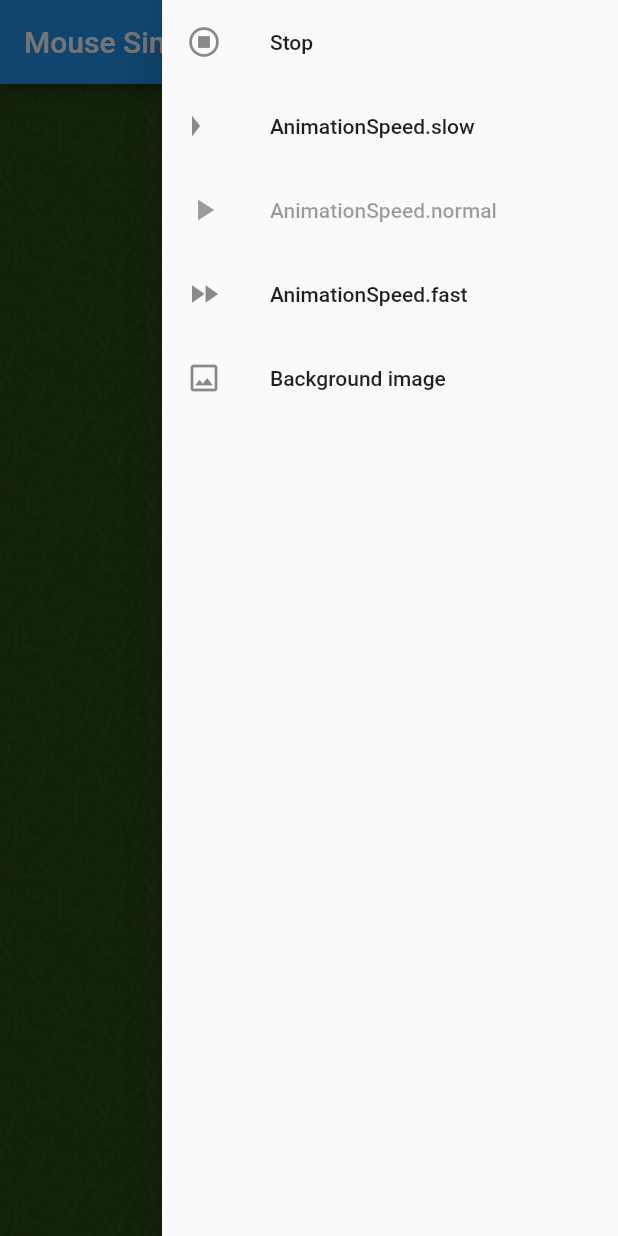
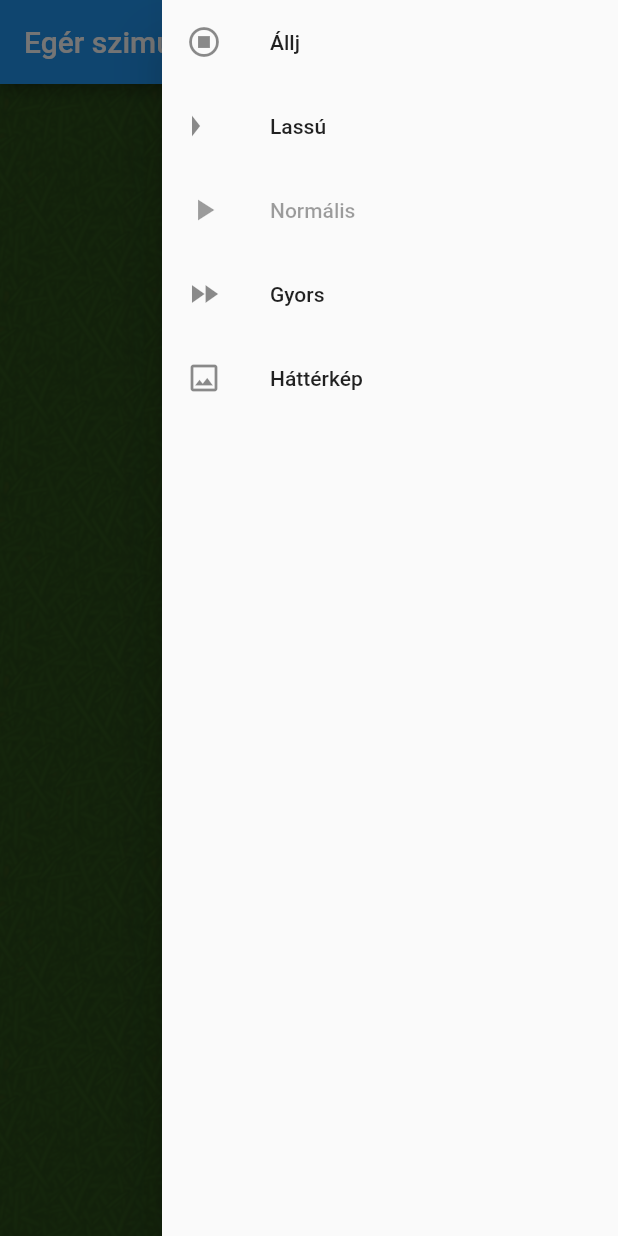
Before and after one commit to devviktoria/samples, a Flutter app: the screen it shows after launch, after a tap on the "menu" icon, on a phone screen of 412 x 824 dp. Run offline on Flutter 3.47's test engine with Material 2 defaults, Android fonts, the phone set to English and light mode, and no system bars; our stand-ins replace file_picker; generated files the repository leaves out were written again; statements that could not run were skipped.

Commit message:
Adding Hungarian translation

```diff
--- /dev/null
+++ b/mouse_simulator/l10n.yaml
@@ -0,0 +1,3 @@
+arb-dir: lib/l10n
+template-arb-file: app_en.arb
+output-localization-file: app_localizations.dart
--- a/mouse_simulator/lib/background_image_form.dart
+++ b/mouse_simulator/lib/background_image_form.dart
@@ -3,6 +3,7 @@ import 'package:flutter/material.dart';
 import 'package:flutter/widgets.dart';
 import 'package:provider/provider.dart';
 
+import 'package:flutter_gen/gen_l10n/app_localizations.dart';
 import 'background_image_model.dart';
 
 class BackgroundImageForm extends StatefulWidget {
@@ -16,30 +17,37 @@ class _BackgroundImageFormState extends State<BackgroundImageForm> {
     BackgroundImageModel backgroundImageModel =
         context.watch<BackgroundImageModel>();
 
+    String? imageText = backgroundImageModel.defaultImageIsUsed
+        ? AppLocalizations.of(context)?.the_builtin_image
+        : AppLocalizations.of(context)?.custom_image;
+
     return Scaffold(
       appBar: AppBar(
-        title: Text('Background image'),
+        title: Text(AppLocalizations.of(context)?.background_image as String),
       ),
       body: ListView(
         children: <Widget>[
           ListTile(
-            title: const Text("The app's background image is:"),
+            title: Text(
+                '${AppLocalizations.of(context)?.app_background_image_is as String}:'),
           ),
           buildBackgroundImage(backgroundImageModel),
           Center(
-            child: Text('${backgroundImageModel.fileNameToDisplay}'),
+            child: Text(imageText as String),
           ),
           Padding(
             padding: EdgeInsets.fromLTRB(20.0, 10.0, 20.0, 10.0),
             child: ElevatedButton(
-              child: Text('Select background image'),
+              child: Text(AppLocalizations.of(context)?.select_background_image
+                  as String),
               onPressed: () => _selectNewFile(context),
             ),
           ),
           Padding(
             padding: EdgeInsets.fromLTRB(20.0, 10.0, 20.0, 10.0),
             child: OutlinedButton(
-              child: Text('Reset to use the builtin image'),
+              child: Text(AppLocalizations.of(context)?.reset_to_builtin_image
+                  as String),
               onPressed: backgroundImageModel.defaultImageIsUsed
                   ? null
                   : () {
--- a/mouse_simulator/lib/background_image_model.dart
+++ b/mouse_simulator/lib/background_image_model.dart
@@ -17,10 +17,6 @@ class BackgroundImageModel extends ChangeNotifier {
     } else {
       return _currentFileImageProvider as FileImage;
     }
-  }
-
-  String get fileNameToDisplay {
-    return _filePath.isEmpty ? 'The builtin image' : 'Custom image';
   }
 
   String get filePath {
@@ -81,7 +77,7 @@ class BackgroundImageModel extends ChangeNotifier {
   /// We only need this because the path_provider plugin is not nullsafety yet
   Future<String> _getDataDirectoryPath() async {
     final MethodChannel platform =
-        MethodChannel('com.devviktoria.mouse_simulator/datadirecorypath');
+        MethodChannel('com.devviktoria.mouse_simulator/androidchannel');
     String dataDirectoryPath;
     try {
       dataDirectoryPath = await platform.invokeMethod('getDataDirectoryPath');
--- /dev/null
+++ b/mouse_simulator/lib/l10n/app_hu.arb
@@ -0,0 +1,15 @@
+{
+  "mouse_simulator": "Egér szimulátor",
+  "background_image" : "Háttérkép",
+  "app_background_image_is" : "Az alkalmazás háttérképe",
+  "select_background_image" : "Válassz háttérképet",
+  "reset_to_builtin_image" : "A beépített kép visszaállítása",
+  "the_builtin_image" : "A beépített kép",
+  "custom_image" : "Egyedi kép",
+  "stop" : "Állj",
+  "continue_text" : "Folytasd",
+  "slow" : "Lassú",
+  "normal" : "Normális",
+  "fast" : "Gyors",
+  "app_error_message" : "Hiba történt az Egér Szimulátorban!\nElnézést a kényelmetlenségért."
+}
--- /dev/null
+++ b/mouse_simulator/lib/language_preferences_model.dart
@@ -0,0 +1,31 @@
+import 'package:flutter/widgets.dart';
+import 'package:flutter/services.dart';
+
+class LanguagePreferencesModel extends ChangeNotifier {
+  static const String _defaultLanguage = 'hu';
+  String _currentLanguage = _defaultLanguage;
+
+  String get currentLanguage => _currentLanguage;
+
+  Future<void> initialize() async {
+    _currentLanguage = await _getLocalePreference();
+  }
+
+  /// We only need this because the shared_preferences plugin is not nullsafety yet
+  Future<String> _getLocalePreference() async {
+    final MethodChannel platform =
+        MethodChannel('com.devviktoria.mouse_simulator/androidchannel');
+    String localeCode;
+    try {
+      localeCode = await platform
+          .invokeMethod('getSharedPreferenceStringValue', <String, dynamic>{
+        'key': 'locale',
+        'defaultValue': _defaultLanguage,
+      });
+    } on PlatformException {
+      localeCode = _defaultLanguage;
+    }
+
+    return localeCode;
+  }
+}
--- a/mouse_simulator/lib/main.dart
+++ b/mouse_simulator/lib/main.dart
@@ -4,38 +4,21 @@ import 'dart:io';
 import 'package:flutter/foundation.dart';
 import 'package:flutter/material.dart';
 import 'package:flutter/services.dart';
+import 'package:flutter_localizations/flutter_localizations.dart';
 import 'package:provider/provider.dart';
 
+import 'package:flutter_gen/gen_l10n/app_localizations.dart';
 import 'animation_controller_model.dart';
 import 'background_image_model.dart';
+import 'language_preferences_model.dart';
 import 'main_page.dart';
 
 Future<void> main() async {
   FlutterError.onError = (FlutterErrorDetails details) {
-    debugPrint('Error in the app!!!!!!!!');
+    debugPrint('Error in the app!');
     FlutterError.dumpErrorToConsole(details);
     exit(1);
   };
-
-  ErrorWidget.builder = (FlutterErrorDetails details) {
-    if (!kReleaseMode) {
-      return Container(
-        color: Colors.white,
-        alignment: Alignment.center,
-        child: Text(
-          'Error occured in the Mouse Simulator!\nSorry for the inconvenience.',
-          style: TextStyle(
-            color: Colors.red[900],
-            fontSize: 20.0,
-            decoration: TextDecoration.none,
-          ),
-        ),
-      );
-    }
-
-    return ErrorWidget(details.exception);
-  };
-
   void _dumpErrorToConsole(Object error, StackTrace? stackTrace) {
     debugPrint('Error in the app');
     debugPrint(error.toString());
@@ -45,6 +28,40 @@ Future<void> main() async {
       debugPrint('No stacktrace');
     }
   }
+
+  ErrorWidget.builder = (FlutterErrorDetails details) {
+    if (!kReleaseMode) {
+      try {
+        return Builder(builder: (context) {
+          String? errorText = AppLocalizations.of(context)?.app_error_message;
+          if (errorText == null) {
+            errorText =
+                'Error occured in the Mouse Simulator!\nSorry for the inconvenience.';
+          }
+          return Container(
+            color: Colors.white,
+            alignment: Alignment.center,
+            child: Text(
+              errorText,
+              style: TextStyle(
+                color: Colors.red[900],
+                fontSize: 20.0,
+                decoration: TextDecoration.none,
+              ),
+            ),
+          );
+        });
+      } catch (e) {
+        debugPrint('Fatal error in the app!');
+        _dumpErrorToConsole(e, null);
+        //_dumpErrorToConsole(details, null);
+        //FlutterError.dumpErrorToConsole(details);
+        exit(1);
+      }
+    }
+
+    return ErrorWidget(details.exception);
+  };
 
   WidgetsFlutterBinding.ensureInitialized();
   await SystemChrome.setPreferredOrientations([DeviceOrientation.portraitUp]);
@@ -57,6 +74,27 @@ Future<void> main() async {
     exit(1);
   }
 
+  LanguagePreferencesModel languagePreferencesModel =
+      LanguagePreferencesModel();
+  try {
+    await languagePreferencesModel.initialize();
+  } catch (e) {
+    _dumpErrorToConsole(e, null);
+    exit(1);
+  }
+
+  MaterialApp(
+    localizationsDelegates: [
+      AppLocalizations.delegate,
+      GlobalMaterialLocalizations.delegate,
+      GlobalWidgetsLocalizations.delegate,
+    ],
+    supportedLocales: [
+      const Locale('en', ''),
+      const Locale('es', ''),
+    ],
+  );
+
   runZonedGuarded<Future<void>>(() async {
     runApp(
       MultiProvider(
@@ -66,6 +104,9 @@ Future<void> main() async {
           ),
           ChangeNotifierProvider.value(
             value: backgroundImageModel,
+          ),
+          ChangeNotifierProvider.value(
+            value: languagePreferencesModel,
           )
         ],
         child: MyApp(),
@@ -81,11 +122,24 @@ class MyApp extends StatelessWidget {
   @override
   Widget build(BuildContext context) {
     return MaterialApp(
-      title: 'Mouse Simulator',
+      localizationsDelegates: AppLocalizations.localizationsDelegates,
+      supportedLocales: AppLocalizations.supportedLocales,
+      localeResolutionCallback: (locale, supportedLocales) =>
+          _appLocale(context),
+      title: AppLocalizations.of(context)?.mouse_simulator ?? 'Mouse Simulator',
+      onGenerateTitle: (BuildContext context) =>
+          AppLocalizations.of(context)?.mouse_simulator ?? 'Mouse Simulator',
       theme: ThemeData(
         primarySwatch: Colors.blue,
       ),
       home: MainPage(),
     );
   }
+
+  Locale _appLocale(BuildContext context) {
+    String languageCode =
+        Provider.of<LanguagePreferencesModel>(context, listen: false)
+            .currentLanguage;
+    return Locale(languageCode);
+  }
 }
--- a/mouse_simulator/lib/main_page.dart
+++ b/mouse_simulator/lib/main_page.dart
@@ -1,5 +1,7 @@
 import 'package:flutter/material.dart';
 import 'package:provider/provider.dart';
+
+import 'package:flutter_gen/gen_l10n/app_localizations.dart';
 
 import 'animated_shape.dart';
 import 'animation_controller_model.dart';
@@ -14,7 +16,7 @@ class MainPage extends StatelessWidget {
 
     return Scaffold(
       appBar: AppBar(
-        title: Text('Mouse Simulator'),
+        title: Text(AppLocalizations.of(context)?.mouse_simulator as String),
       ),
       endDrawer: Drawer(
           child: ListView(
@@ -32,7 +34,8 @@ class MainPage extends StatelessWidget {
           ),
           ListTile(
             leading: Icon(Icons.photo_outlined),
-            title: Text('Background image'),
+            title:
+                Text(AppLocalizations.of(context)?.background_image as String),
             onTap: () {
               _openSettingsForm(context);
             },
@@ -69,11 +72,14 @@ class _StartStopListTile extends StatelessWidget {
   Widget build(BuildContext context) {
     return Consumer<AnimationControllerModel>(
         builder: (context, animationCanRun, child) {
+      String? menuText = animationCanRun.animationCanRun
+          ? AppLocalizations.of(context)?.stop
+          : AppLocalizations.of(context)?.continue_text;
       return ListTile(
           leading: animationCanRun.animationCanRun
               ? Icon(Icons.stop_circle_outlined)
               : Icon(Icons.play_circle_outline),
-          title: Text(animationCanRun.animationCanRun ? 'Stop' : 'Continue'),
+          title: Text(menuText as String),
           onTap: () {
             animationCanRun.animationCanRun = !animationCanRun.animationCanRun;
             Navigator.pop(context);
@@ -92,8 +98,8 @@ class _AnimationSpeedListTile extends StatelessWidget {
     return Consumer<AnimationControllerModel>(
         builder: (context, animationControllerModel, child) {
       return ListTile(
-          leading: getIconForAnimationSpeed(animationSpeed),
-          title: Text(animationSpeed.toString()),
+          leading: _getIconForAnimationSpeed(animationSpeed),
+          title: Text(_getTextForAnimationSpeed(context)),
           enabled: animationControllerModel.animationSpeed != animationSpeed,
           onTap: () {
             animationControllerModel.animationSpeed = animationSpeed;
@@ -102,7 +108,18 @@ class _AnimationSpeedListTile extends StatelessWidget {
     });
   }
 
-  Widget getIconForAnimationSpeed(AnimationSpeed animationSpeed) {
+  String _getTextForAnimationSpeed(BuildContext context) {
+    switch (animationSpeed) {
+      case AnimationSpeed.slow:
+        return AppLocalizations.of(context)?.slow as String;
+      case AnimationSpeed.normal:
+        return AppLocalizations.of(context)?.normal as String;
+      case AnimationSpeed.fast:
+        return AppLocalizations.of(context)?.fast as String;
+    }
+  }
+
+  Widget _getIconForAnimationSpeed(AnimationSpeed animationSpeed) {
     switch (animationSpeed) {
       case AnimationSpeed.slow:
         return Transform(
```
Also changed, not shown: mouse_simulator/lib/l10n/app_en.arb (added, +15 -0 lines), mouse_simulator/pubspec.yaml (+7 -0 lines), mouse_simulator/lib/language_form.dart (added), mouse_simulator/pubspec.lock, 1 other file.
